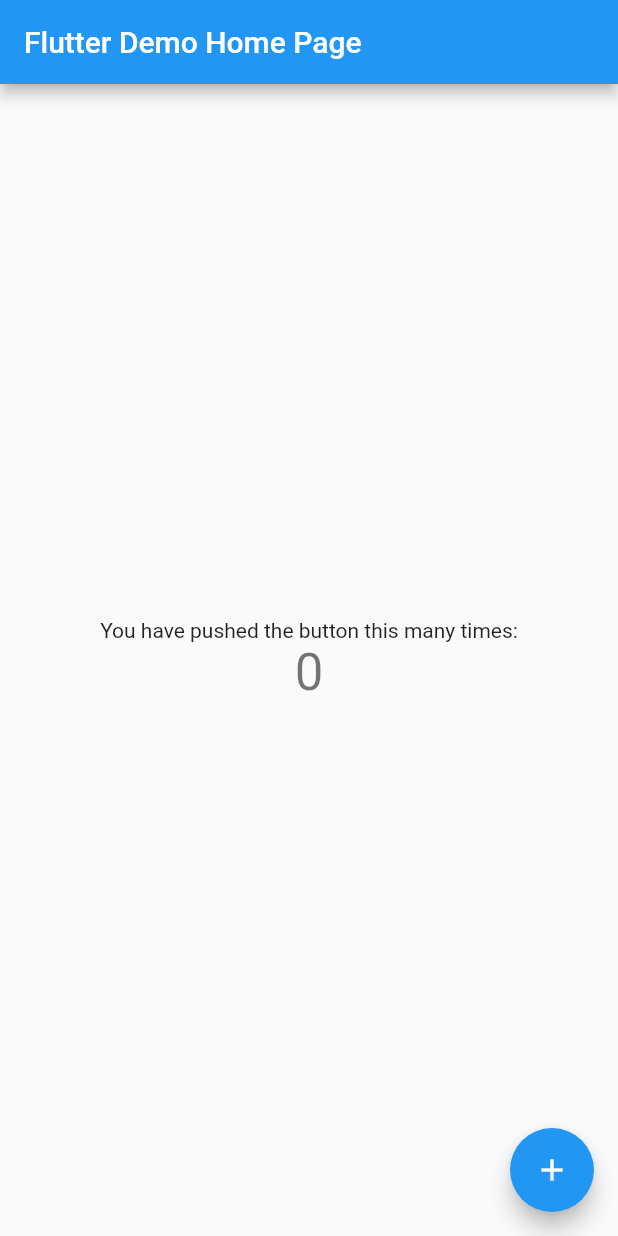
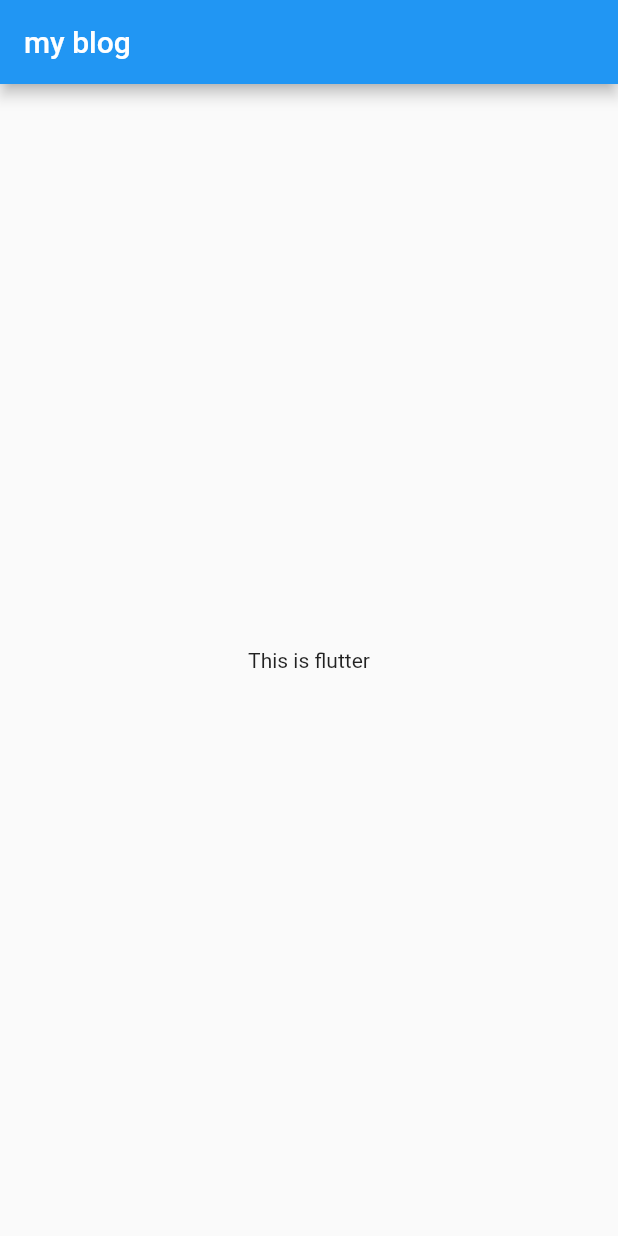
Before and after one commit to viperthapa/flutter-blog, a Flutter app: the screen it shows after launch, on a phone screen of 412 x 824 dp. Run offline on Flutter 3.47's test engine with Material 2 defaults, Android fonts, the phone set to English and light mode, and no system bars.

Commit message:
basics of navbar and body section

```diff
--- a/lib/main.dart
+++ b/lib/main.dart
@@ -1,115 +1,19 @@
 import 'package:flutter/material.dart';
 
 void main() {
-  runApp(const MyApp());
+  runApp(MaterialApp(title: "My blog", home: Homepage()));
 }
 
-class MyApp extends StatelessWidget {
-  const MyApp({Key? key}) : super(key: key);
-
-  // This widget is the root of your application.
+class Homepage extends StatelessWidget {
   @override
   Widget build(BuildContext context) {
-    return MaterialApp(
-      title: 'Flutter Demo',
-      theme: ThemeData(
-        // This is the theme of your application.
-        //
-        // Try running your application with "flutter run". You'll see the
-        // application has a blue toolbar. Then, without quitting the app, try
-        // changing the primarySwatch below to Colors.green and then invoke
-        // "hot reload" (press "r" in the console where you ran "flutter run",
-        // or simply save your changes to "hot reload" in a Flutter IDE).
-        // Notice that the counter didn't reset back to zero; the application
-        // is not restarted.
-        primarySwatch: Colors.blue,
+    return Scaffold(
+      appBar: AppBar(
+        title: Text("my blog"),
       ),
-      home: const MyHomePage(title: 'Flutter Demo Home Page'),
+      body: Container(
+        child: Center(child: Text("This is flutter")),
+      ),
     );
   }
 }
-
-class MyHomePage extends StatefulWidget {
-  const MyHomePage({Key? key, required this.title}) : super(key: key);
-
-  // This widget is the home page of your application. It is stateful, meaning
-  // that it has a State object (defined below) that contains fields that affect
-  // how it looks.
-
-  // This class is the configuration for the state. It holds the values (in this
-  // case the title) provided by the parent (in this case the App widget) and
-  // used by the build method of the State. Fields in a Widget subclass are
-  // always marked "final".
-
-  final String title;
-
-  @override
-  State<MyHomePage> createState() => _MyHomePageState();
-}
-
-class _MyHomePageState extends State<MyHomePage> {
-  int _counter = 0;
-
-  void _incrementCounter() {
-    setState(() {
-      // This call to setState tells the Flutter framework that something has
-      // changed in this State, which causes it to rerun the build method below
-      // so that the display can reflect the updated values. If we changed
-      // _counter without calling setState(), then the build method would not be
-      // called again, and so nothing would appear to happen.
-      _counter++;
-    });
-  }
-
-  @override
-  Widget build(BuildContext context) {
-    // This method is rerun every time setState is called, for instance as done
-    // by the _incrementCounter method above.
-    //
-    // The Flutter framework has been optimized to make rerunning build methods
-    // fast, so that you can just rebuild anything that needs updating rather
-    // than having to individually change instances of widgets.
-    return Scaffold(
-      appBar: AppBar(
-        // Here we take the value from the MyHomePage object that was created by
-        // the App.build method, and use it to set our appbar title.
-        title: Text(widget.title),
-      ),
-      body: Center(
-        // Center is a layout widget. It takes a single child and positions it
-        // in the middle of the parent.
-        child: Column(
-          // Column is also a layout widget. It takes a list of children and
-          // arranges them vertically. By default, it sizes itself to fit its
-          // children horizontally, and tries to be as tall as its parent.
-          //
-          // Invoke "debug painting" (press "p" in the console, choose the
-          // "Toggle Debug Paint" action from the Flutter Inspector in Android
-          // Studio, or the "Toggle Debug Paint" command in Visual Studio Code)
-          // to see the wireframe for each widget.
-          //
-          // Column has various properties to control how it sizes itself and
-          // how it positions its children. Here we use mainAxisAlignment to
-          // center the children vertically; the main axis here is the vertical
-          // axis because Columns are vertical (the cross axis would be
-          // horizontal).
-          mainAxisAlignment: MainAxisAlignment.center,
-          children: <Widget>[
-            const Text(
-              'You have pushed the button this many times:',
-            ),
-            Text(
-              '$_counter',
-              style: Theme.of(context).textTheme.headline4,
-            ),
-          ],
-        ),
-      ),
-      floatingActionButton: FloatingActionButton(
-        onPressed: _incrementCounter,
-        tooltip: 'Increment',
-        child: const Icon(Icons.add),
-      ), // This trailing comma makes auto-formatting nicer for build methods.
-    );
-  }
-}
```
